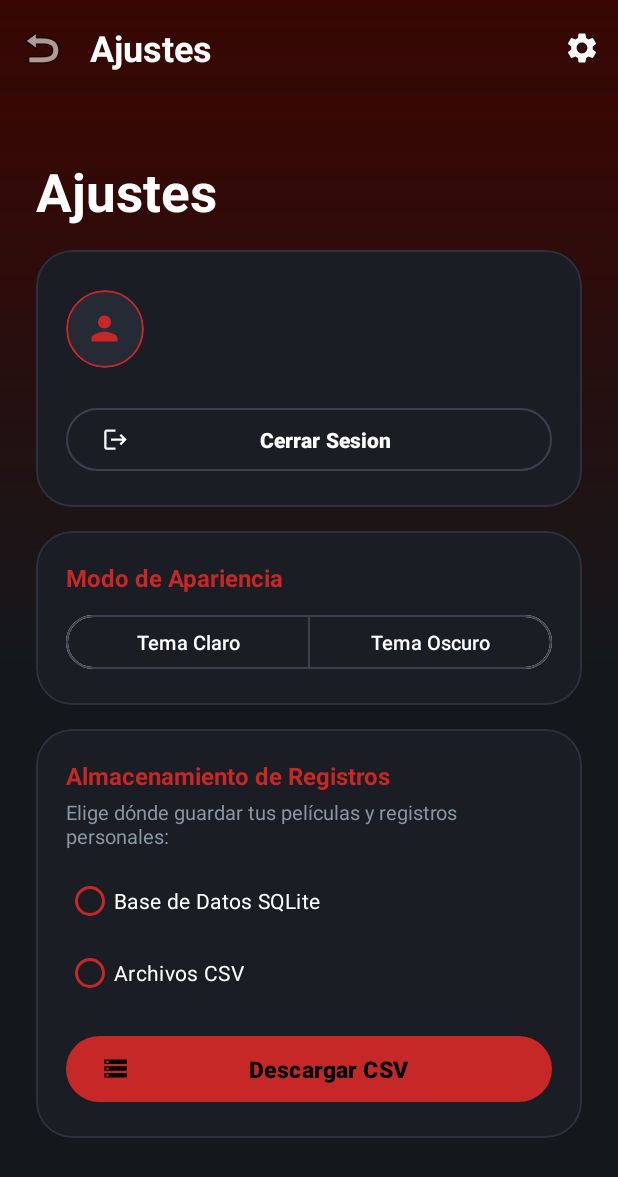
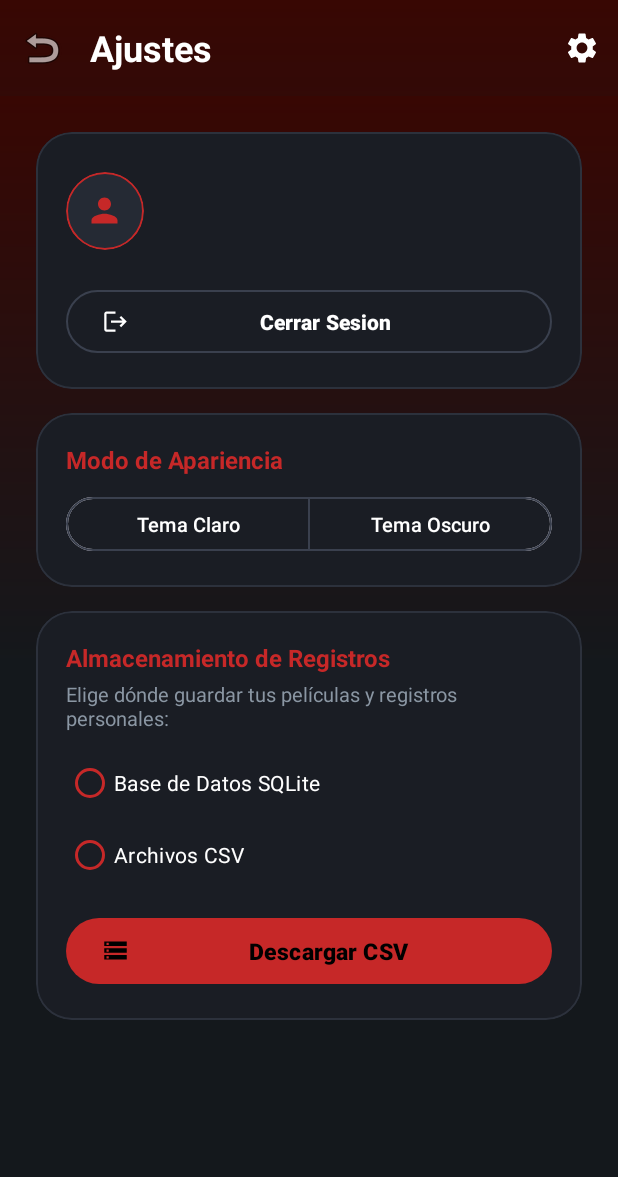
Before and after one commit to Naidu3736/cineteca, an Android app: the MainActivity screen opened directly, with no data from a screen before it, after a tap on "Configuración", on a phone screen of 412 x 824 dp. Shown: the top 1177 px of the screen. Run offline under Robolectric (Android 15) with nearby library versions, the phone set to English and light mode, and no system bars; 1 statement that could not run was skipped.

Commit message:
ultimo prueba

```diff
--- a/app/src/main/java/com/example/cineteca/LoginLogic.java
+++ b/app/src/main/java/com/example/cineteca/LoginLogic.java
@@ -88,7 +88,7 @@ public class LoginLogic extends AppCompatActivity {
             }
 
             if (dbHelper.updatePassword(userOrEmail, newPass)) {
-                Toast.makeText(this, "Contraseña actualizada con éxito", Toast.LENGTH_SHORT).show();
+                Notification.contrasenaCambiada(this);
             } else {
                 Toast.makeText(this, "No se encontró ese usuario o correo", Toast.LENGTH_SHORT).show();
             }
--- a/app/src/main/java/com/example/cineteca/MainActivity.java
+++ b/app/src/main/java/com/example/cineteca/MainActivity.java
@@ -25,9 +25,9 @@ public class MainActivity extends AppCompatActivity {
         setContentView(binding.getRoot());
 
         // 1. Ajuste de barras del sistema (Edge-to-Edge)
-        ViewCompat.setOnApplyWindowInsetsListener(binding.fragmentContainer, (v, insets) -> {
+        ViewCompat.setOnApplyWindowInsetsListener(binding.main, (v, insets) -> {
             Insets bars = insets.getInsets(WindowInsetsCompat.Type.systemBars());
-            v.setPadding(bars.left, 0, bars.right, bars.bottom);
+            v.setPadding(bars.left, bars.top, bars.right, bars.bottom);
             return insets;
         });
 
--- a/app/src/main/java/com/example/cineteca/MoviesFragment.java
+++ b/app/src/main/java/com/example/cineteca/MoviesFragment.java
@@ -113,6 +113,7 @@ public class MoviesFragment extends Fragment {
 
                     db.insert(new Movie(title, rating, poster));
                     loadMovies();
+                    Notification.peliculaAgregada(requireContext(), title);
                 })
                 .show();
     }
--- a/app/src/main/java/com/example/cineteca/Notification.java
+++ b/app/src/main/java/com/example/cineteca/Notification.java
@@ -35,7 +35,11 @@ public final class Notification {
     }
 
     public static void sesionCerrada(Context context) {
-        mostrar(context, "Cineteca", "Sesión cerrada correctamente");
+        mostrar(context, "Cineteca", "Sesión cerrada correctamente. ¡Hasta pronto!");
+    }
+
+    public static void contrasenaCambiada(Context context) {
+        mostrar(context, "Cineteca", "Cambio de contraseña correcto");
     }
 
     public static void peliculaAgregada(Context context, String pelicula) {
--- a/app/src/main/java/com/example/cineteca/SettingsFragment.java
+++ b/app/src/main/java/com/example/cineteca/SettingsFragment.java
@@ -55,6 +55,17 @@ public class SettingsFragment extends Fragment {
         return binding.getRoot();
     }
 
+    @Override
+    public void onViewCreated(@NonNull View view, @Nullable Bundle savedInstanceState) {
+        super.onViewCreated(view, savedInstanceState);
+
+        // Cerrar sesión: notificación de despedida y cierra la app
+        binding.btnSettingsLogout.setOnClickListener(v -> {
+            Notification.sesionCerrada(requireContext());
+            requireActivity().finishAffinity();
+        });
+    }
+
 //    @Override
 //    public void onViewCreated(@NonNull View view, @Nullable Bundle savedInstanceState) {
 //        super.onViewCreated(view, savedInstanceState);
--- a/app/src/main/java/com/example/cineteca/SignUpLogic.java
+++ b/app/src/main/java/com/example/cineteca/SignUpLogic.java
@@ -37,7 +37,6 @@ public class SignUpLogic extends AppCompatActivity {
 
             boolean registeruser = dbHelper.registeruser(username, email, password);
             if (registeruser) {
-                Toast.makeText(this, "Cuenta creada con éxito", Toast.LENGTH_SHORT).show();
                 Notification.saludo(this, username);
                 finish(); // Regresamos al Login
             } else {
--- a/app/src/main/res/layout/fragment_settings.xml
+++ b/app/src/main/res/layout/fragment_settings.xml
@@ -15,16 +15,6 @@
         android:layout_width="match_parent"
         android:layout_height="wrap_content"
         android:orientation="vertical">
-
-        <TextView
-            android:layout_width="wrap_content"
-            android:layout_height="wrap_content"
-            android:layout_marginTop="16dp"
-            android:layout_marginBottom="15dp"
-            android:text="Ajustes"
-            android:textColor="@color/white"
-            android:textSize="35sp"
-            android:textStyle="bold" />
 
         <com.google.android.material.card.MaterialCardView
             android:layout_width="match_parent"
```
Also changed, not shown: app/src/main/res/layout/fragment_first.xml (deleted, +0 -35 lines), app/src/main/res/layout/fragment_second.xml (deleted, +0 -35 lines).
